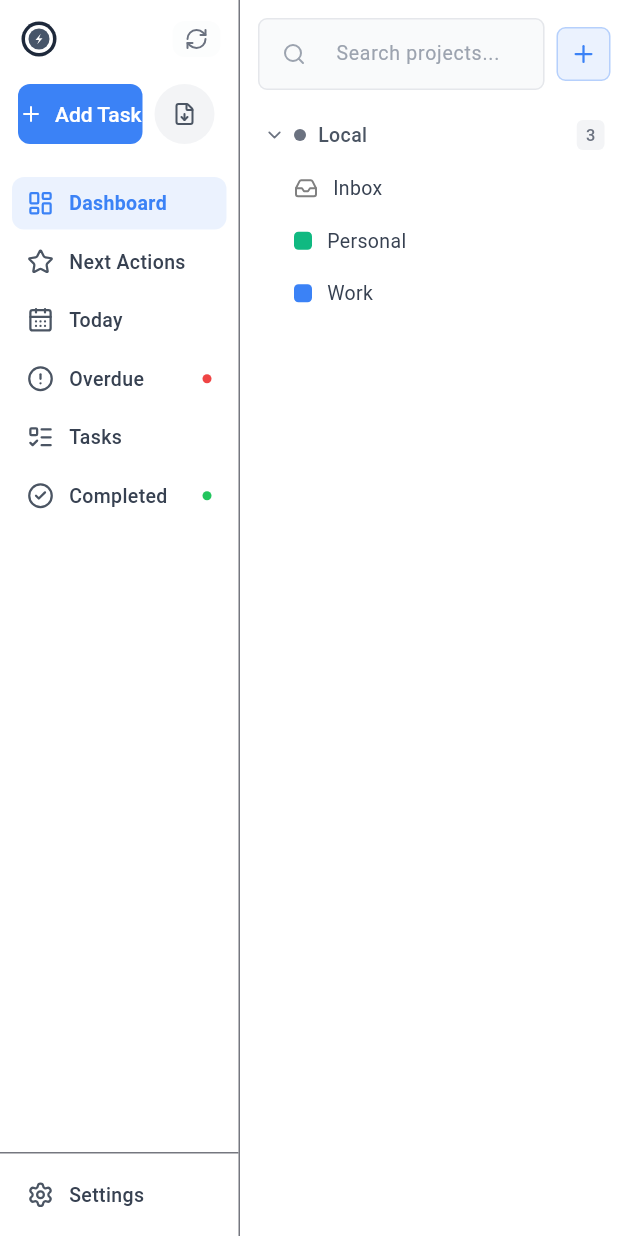
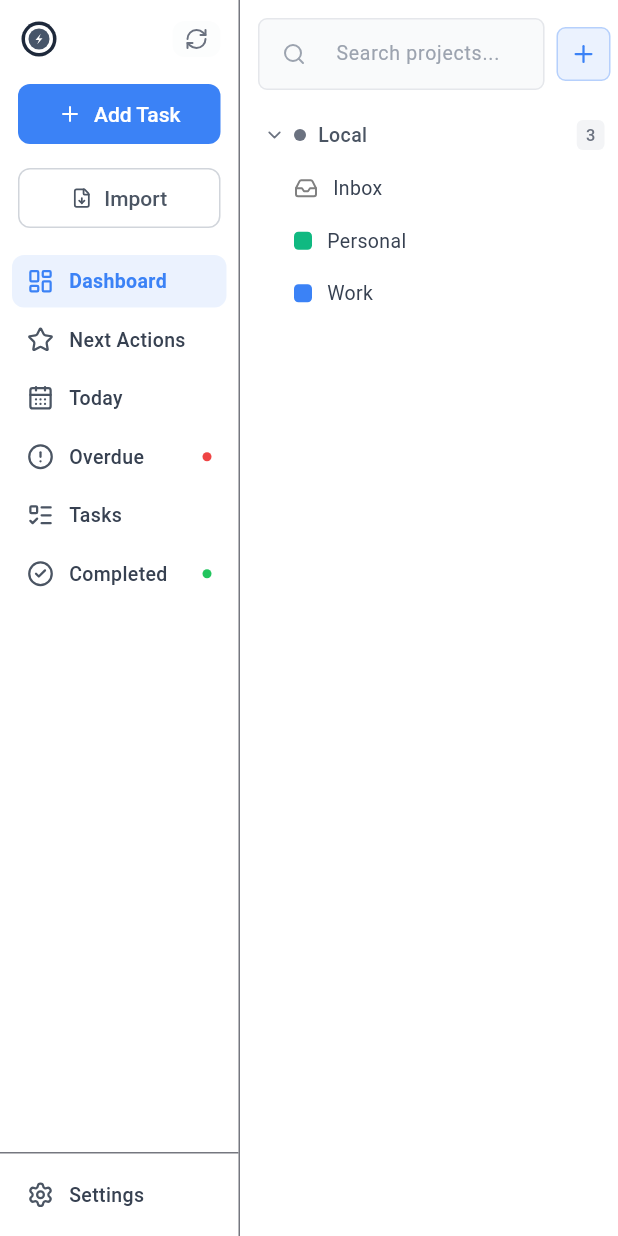
Before and after one commit to openza/tasks, a Flutter app: the screen it shows after launch, on a phone screen of 412 x 824 dp. Run offline on Flutter 3.47's test engine with Material 3 defaults, Android fonts, the phone set to English and light mode, and no system bars; drawn by our look-alikes of toastification; our stand-ins replace dio, drift, file_picker, flutter_riverpod, flutter_secure_storage, flutter_svg and 5 more; missing offline and left inert: dart:ffi, window_manager; accounts and stored records are empty; generated files the repository leaves out were written again.

Commit message:
refactor: move import markdown button below add task

```diff
--- a/lib/presentation/widgets/layout/nav_rail.dart
+++ b/lib/presentation/widgets/layout/nav_rail.dart
@@ -47,9 +47,10 @@ class NavRail extends ConsumerWidget {
           // Add Task Button + Import Button
           Padding(
             padding: const EdgeInsets.symmetric(horizontal: 12),
-            child: Row(
+            child: Column(
               children: [
-                Expanded(
+                SizedBox(
+                  width: double.infinity,
                   child: ElevatedButton.icon(
                     onPressed: () => _showCreateTaskDialog(context, ref),
                     icon: const Icon(LucideIcons.plus, size: 16),
@@ -59,21 +60,25 @@ class NavRail extends ConsumerWidget {
                     ),
                   ),
                 ),
-                const SizedBox(width: 4),
-                IconButton(
-                  onPressed: () => ImportMarkdownDialog.show(context),
-                  icon: const Icon(LucideIcons.fileDown, size: 16),
-                  tooltip: 'Import from Markdown',
-                  style: IconButton.styleFrom(
-                    backgroundColor: AppTheme.gray100,
-                    foregroundColor: AppTheme.gray600,
+                const SizedBox(height: 8),
+                SizedBox(
+                  width: double.infinity,
+                  child: OutlinedButton.icon(
+                    onPressed: () => ImportMarkdownDialog.show(context),
+                    icon: Icon(LucideIcons.fileDown, size: 14),
+                    label: const Text('Import'),
+                    style: OutlinedButton.styleFrom(
+                      padding: const EdgeInsets.symmetric(vertical: 8),
+                      foregroundColor: AppTheme.gray600,
+                      side: BorderSide(color: AppTheme.gray300),
+                    ),
                   ),
                 ),
               ],
             ),
           ),
 
-          const SizedBox(height: 16),
+          const SizedBox(height: 12),
 
           // Navigation items
           Expanded(
```
